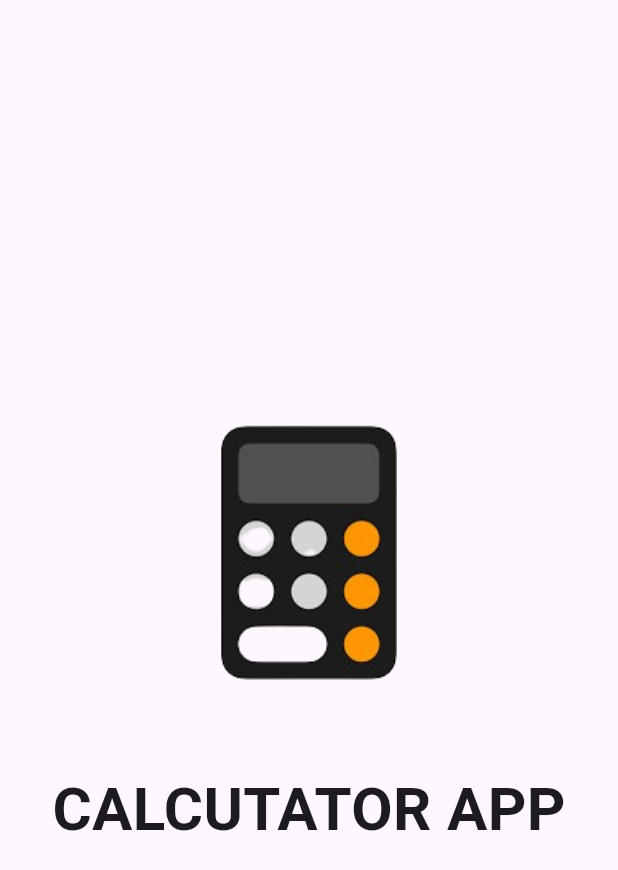
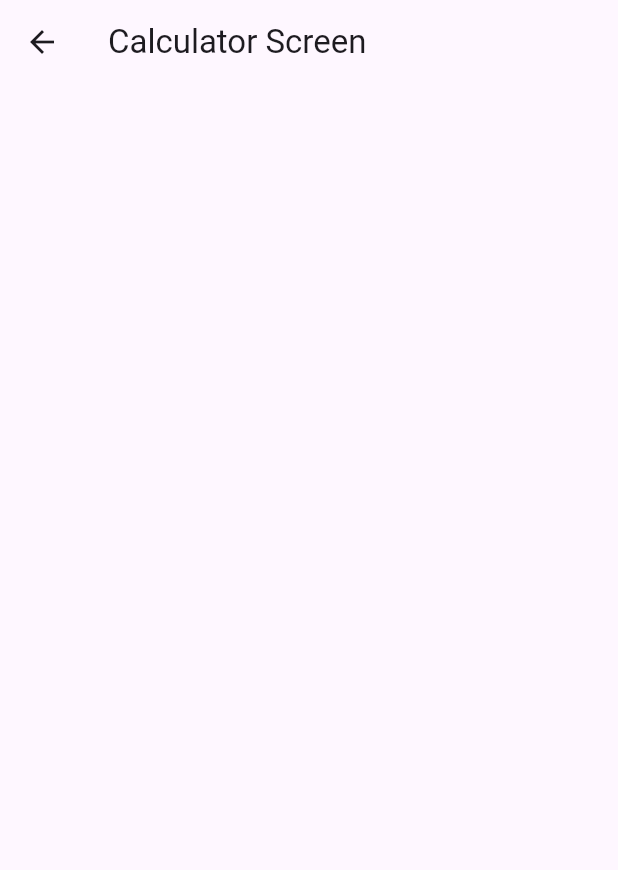
Before and after one commit to Bilal-Shiwani/calculator_application, a Flutter app: the screen it shows after launch, on a phone screen of 412 x 824 dp. Shown: the top 870 px of the screen. Run offline on Flutter 3.47's test engine with Material 3 defaults, Android fonts, the phone set to English and light mode, and no system bars.

```diff
--- /dev/null
+++ b/lib/screens/calculator_screen.dart
@@ -0,0 +1,19 @@
+import 'package:flutter/material.dart';
+
+class CalculatorScreen extends StatefulWidget {
+  const CalculatorScreen({super.key});
+
+  @override
+  State<CalculatorScreen> createState() => _CalculatorScreenState();
+}
+
+class _CalculatorScreenState extends State<CalculatorScreen> {
+  @override
+  Widget build(BuildContext context) {
+    return Scaffold(
+      appBar: AppBar(
+        title: const Text("Calculator Screen"),
+      ),
+    );
+  }
+}
```
Also changed, not shown: lib/screens/splash_screen.dart (+16 -0 lines).
